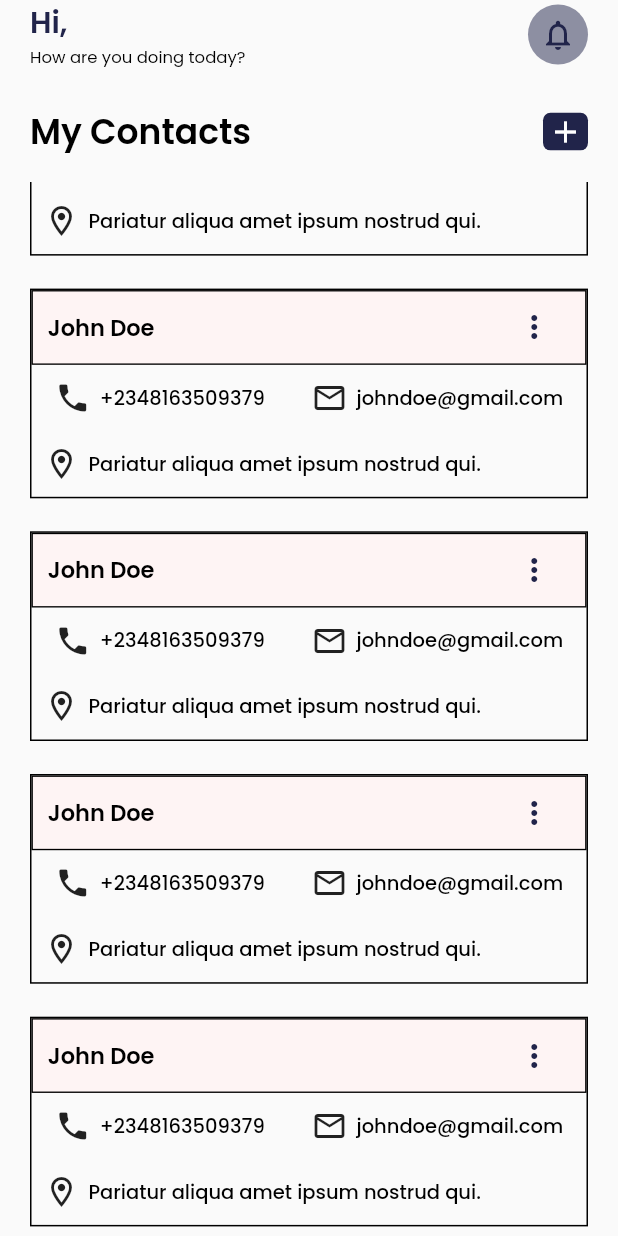
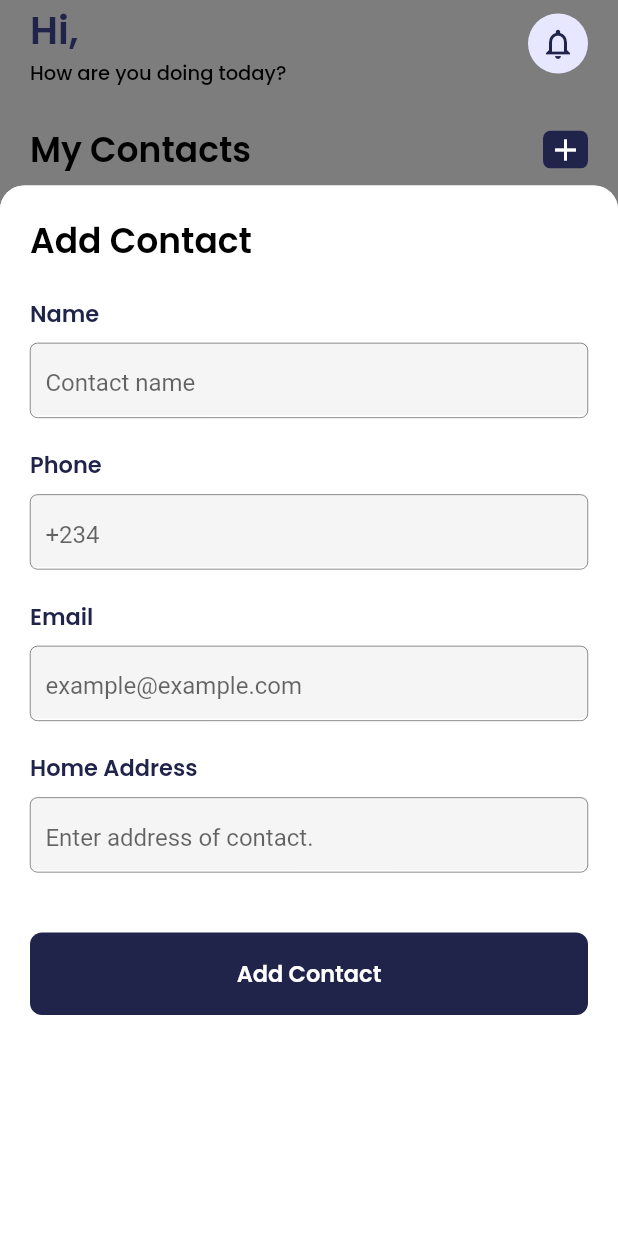
Before and after one commit to Collins-01/MyContactsApp, a Flutter app: the HomeView screen opened by its route, scrolled down 576 dp, after a tap on the "add" icon, on a phone screen of 412 x 824 dp. Run offline on Flutter 3.47's test engine with Material 2 defaults, Android fonts, the phone set to English and light mode, and no system bars; our stand-ins replace flutter_spinkit, get_it, google_fonts.

Commit message:
Added contact view

```diff
--- a/lib/navigations/route_generators.dart
+++ b/lib/navigations/route_generators.dart
@@ -21,7 +21,7 @@ class RouteGenerators {
 
       case NavigationRoutes.HOME:
         return MaterialPageRoute(
-          builder: (_) => const HomeView(),
+          builder: (_) => HomeView(),
         );
       case NavigationRoutes.SPLASH_SCREEN:
         return MaterialPageRoute(
--- a/lib/ui/views/home/add_contact_view.dart
+++ b/lib/ui/views/home/add_contact_view.dart
@@ -16,7 +16,12 @@ class AddContactView extends StatelessWidget {
       child: SingleChildScrollView(
         child: Column(
           children: [
-            AppText.heading4("Add Contact"),
+            const SizedBox(
+              height: 20,
+            ),
+            Align(
+                alignment: Alignment.topLeft,
+                child: AppText.heading4("Add Contact")),
             const SizedBox(
               height: 20,
             ),
--- a/lib/ui/views/home/home_view.dart
+++ b/lib/ui/views/home/home_view.dart
@@ -5,37 +5,63 @@ import 'package:my_contacts/ui/widgets/widgets.dart';
 import 'package:my_contacts/utils/utils.dart';
 import 'package:my_contacts/extensions/extensions.dart';
 
-class HomeView extends StatelessWidget {
+class HomeView extends StatefulWidget {
   const HomeView({super.key});
+
+  @override
+  State<HomeView> createState() => _HomeViewState();
+}
+
+class _HomeViewState extends State<HomeView> {
+  final GlobalKey<ScaffoldState> _scaffoldKey = GlobalKey<ScaffoldState>();
+  bool _isOpened = false;
+  final roundedRadius = 16.0;
+
+  setIsOpened(bool e) {
+    setState(() {
+      _isOpened = e;
+    });
+  }
 
   @override
   Widget build(BuildContext context) {
     return Scaffold(
-      body: SafeArea(
+      key: _scaffoldKey,
+      body: GestureDetector(
+        onTap: () {
+          if (_isOpened) {
+            Navigator.pop(context);
+          }
+        },
+        child: AnimatedContainer(
+          duration: const Duration(milliseconds: 200),
+          decoration: BoxDecoration(
+              color: _isOpened ? Colors.black.withOpacity(.5) : null),
+          child: SafeArea(
             child: Column(
               children: [
                 Padding(
-              padding:
-                  EdgeInsets.symmetric(horizontal: SizingConfig.defaultPadding),
+                  padding: EdgeInsets.symmetric(
+                      horizontal: SizingConfig.defaultPadding),
                   child: Row(
                     children: [
                       Column(
                         crossAxisAlignment: CrossAxisAlignment.start,
                         children: [
-                      AppText.heading5(
+                          AppText.heading3(
                             "Hi, ",
                             color: AppColors.primaryColor,
                           ),
-                      AppText.caption("How are you doing today?")
+                          AppText.body("How are you doing today?")
                         ],
                       ),
                       const Spacer(),
                       Container(
                         height: 40,
                         width: 40,
-                    decoration: BoxDecoration(
+                        decoration: const BoxDecoration(
                           shape: BoxShape.circle,
-                      color: AppColors.primaryColor.withOpacity(.5),
+                          color: Color(0xffE7E7ff),
                         ),
                         child: Icon(
                           Icons.notifications_outlined,
@@ -49,23 +75,39 @@ class HomeView extends StatelessWidget {
                   height: context.deviceHeightPercentage(percentage: 3),
                 ),
                 Padding(
-              padding:
-                  EdgeInsets.symmetric(horizontal: SizingConfig.defaultPadding),
+                  padding: EdgeInsets.symmetric(
+                      horizontal: SizingConfig.defaultPadding),
                   child: Row(
                     children: [
                       AppText.heading4("My Contacts"),
                       const Spacer(),
                       GestureDetector(
                         onTap: () {
-                      Scaffold.of(context).showBottomSheet(
+                          _scaffoldKey.currentState!
+                              .showBottomSheet(
                                 (context) => Container(
-                          height: context.getDeviceHeight,
+                                  height: context.deviceHeightPercentage(
+                                      percentage: 85),
                                   width: context.getDeviceWidth,
-                          decoration: const BoxDecoration(
-                            color: Colors.green,
+                                  decoration: BoxDecoration(
+                                    color: Colors.white,
+                                    borderRadius: BorderRadius.only(
+                                      topLeft: Radius.circular(roundedRadius),
+                                      topRight: Radius.circular(roundedRadius),
                                     ),
                                   ),
-                      );
+                                  child: AddContactView(),
+                                ),
+                                shape: RoundedRectangleBorder(
+                                  borderRadius: BorderRadius.only(
+                                    topLeft: Radius.circular(roundedRadius),
+                                    topRight: Radius.circular(roundedRadius),
+                                  ),
+                                ),
+                              )
+                              .closed
+                              .then((value) => setIsOpened(false));
+                          setIsOpened(true);
                         },
                         child: Container(
                           height: 25,
@@ -91,8 +133,8 @@ class HomeView extends StatelessWidget {
                 // * It will take in the model.
                 Expanded(
                     child: Padding(
-              padding:
-                  EdgeInsets.symmetric(horizontal: SizingConfig.defaultPadding),
+                  padding: EdgeInsets.symmetric(
+                      horizontal: SizingConfig.defaultPadding),
                   child: SingleChildScrollView(
                     child: Column(
                       children: [
@@ -107,6 +149,8 @@ class HomeView extends StatelessWidget {
               ],
             ),
           ),
+        ),
+      ),
     );
   }
 }
```
Lines whose indentation alone changed are shown as unchanged.
